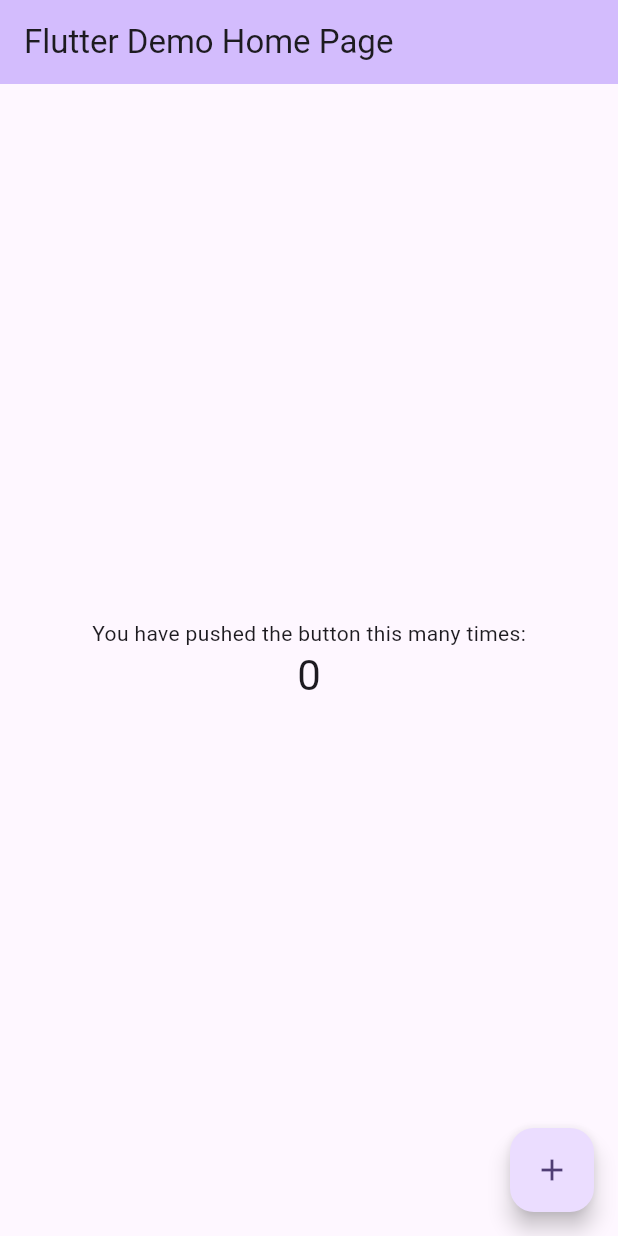
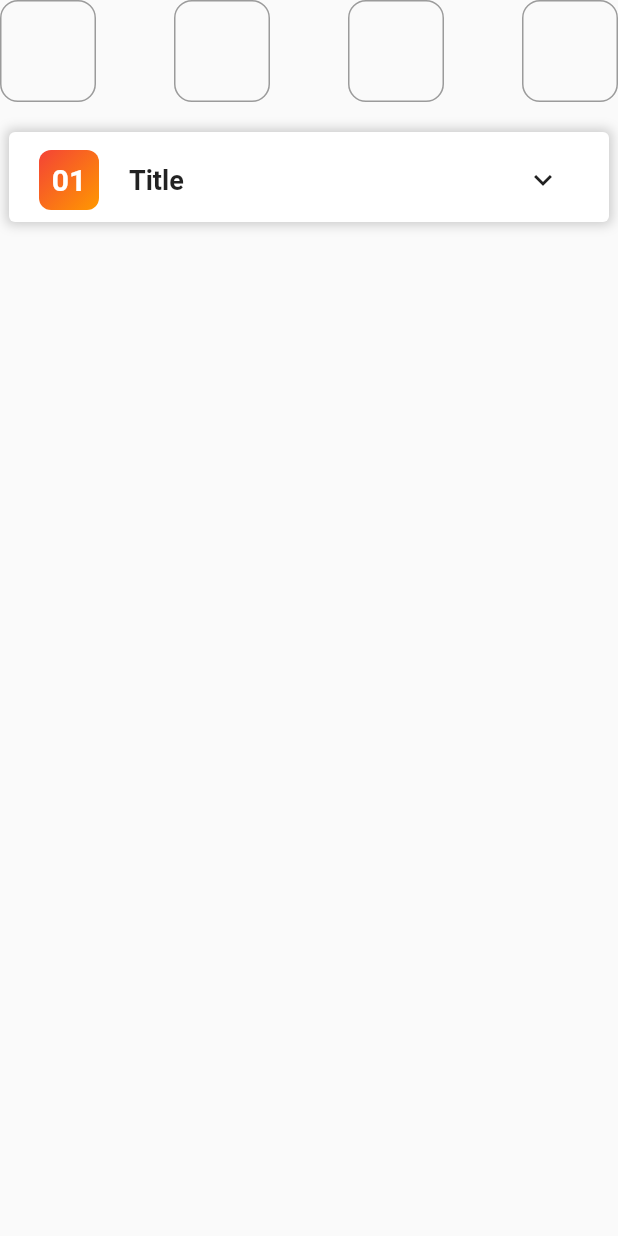
Before and after one commit to DavidRaveloU/widgets-example-flutter, a Flutter app: the screen it shows after launch, on a phone screen of 412 x 824 dp. Run offline on Flutter 3.47's test engine with Material 2 defaults, Android fonts, the phone set to English and light mode, and no system bars.

Commit message:
OTP and accordion

```diff
--- a/lib/main.dart
+++ b/lib/main.dart
@@ -1,125 +1,61 @@
 import 'package:flutter/material.dart';
 
-void main() {
-  runApp(const MyApp());
+import 'widgets/accordion_container.dart';
+import 'widgets/otp_verfication.dart';
+
+void main(List<String> args) {
+  runApp(const App());
 }
 
-class MyApp extends StatelessWidget {
-  const MyApp({super.key});
+class App extends StatelessWidget {
+  const App({super.key});
 
-  // This widget is the root of your application.
   @override
   Widget build(BuildContext context) {
-    return MaterialApp(
-      title: 'Flutter Demo',
-      theme: ThemeData(
-        // This is the theme of your application.
-        //
-        // TRY THIS: Try running your application with "flutter run". You'll see
-        // the application has a blue toolbar. Then, without quitting the app,
-        // try changing the seedColor in the colorScheme below to Colors.green
-        // and then invoke "hot reload" (save your changes or press the "hot
-        // reload" button in a Flutter-supported IDE, or press "r" if you used
-        // the command line to start the app).
-        //
-        // Notice that the counter didn't reset back to zero; the application
-        // state is not lost during the reload. To reset the state, use hot
-        // restart instead.
-        //
-        // This works for code too, not just values: Most code changes can be
-        // tested with just a hot reload.
-        colorScheme: ColorScheme.fromSeed(seedColor: Colors.deepPurple),
-        useMaterial3: true,
-      ),
-      home: const MyHomePage(title: 'Flutter Demo Home Page'),
+    return const MaterialApp(
+      debugShowCheckedModeBanner: false,
+      home: HomePage(),
     );
   }
 }
 
-class MyHomePage extends StatefulWidget {
-  const MyHomePage({super.key, required this.title});
-
-  // This widget is the home page of your application. It is stateful, meaning
-  // that it has a State object (defined below) that contains fields that affect
-  // how it looks.
-
-  // This class is the configuration for the state. It holds the values (in this
-  // case the title) provided by the parent (in this case the App widget) and
-  // used by the build method of the State. Fields in a Widget subclass are
-  // always marked "final".
-
-  final String title;
-
-  @override
-  State<MyHomePage> createState() => _MyHomePageState();
-}
-
-class _MyHomePageState extends State<MyHomePage> {
-  int _counter = 0;
-
-  void _incrementCounter() {
-    setState(() {
-      // This call to setState tells the Flutter framework that something has
-      // changed in this State, which causes it to rerun the build method below
-      // so that the display can reflect the updated values. If we changed
-      // _counter without calling setState(), then the build method would not be
-      // called again, and so nothing would appear to happen.
-      _counter++;
-    });
-  }
+class HomePage extends StatelessWidget {
+  const HomePage({super.key});
 
   @override
   Widget build(BuildContext context) {
-    // This method is rerun every time setState is called, for instance as done
-    // by the _incrementCounter method above.
-    //
-    // The Flutter framework has been optimized to make rerunning build methods
-    // fast, so that you can just rebuild anything that needs updating rather
-    // than having to individually change instances of widgets.
-    return Scaffold(
-      appBar: AppBar(
-        // TRY THIS: Try changing the color here to a specific color (to
-        // Colors.amber, perhaps?) and trigger a hot reload to see the AppBar
-        // change color while the other colors stay the same.
-        backgroundColor: Theme.of(context).colorScheme.inversePrimary,
-        // Here we take the value from the MyHomePage object that was created by
-        // the App.build method, and use it to set our appbar title.
-        title: Text(widget.title),
-      ),
-      body: Center(
-        // Center is a layout widget. It takes a single child and positions it
-        // in the middle of the parent.
-        child: Column(
-          // Column is also a layout widget. It takes a list of children and
-          // arranges them vertically. By default, it sizes itself to fit its
-          // children horizontally, and tries to be as tall as its parent.
-          //
-          // Column has various properties to control how it sizes itself and
-          // how it positions its children. Here we use mainAxisAlignment to
-          // center the children vertically; the main axis here is the vertical
-          // axis because Columns are vertical (the cross axis would be
-          // horizontal).
-          //
-          // TRY THIS: Invoke "debug painting" (choose the "Toggle Debug Paint"
-          // action in the IDE, or press "p" in the console), to see the
-          // wireframe for each widget.
-          mainAxisAlignment: MainAxisAlignment.center,
-          children: <Widget>[
-            const Text(
-              'You have pushed the button this many times:',
-            ),
-            Text(
-              '$_counter',
-              style: Theme.of(context).textTheme.headlineMedium,
-            ),
-          ],
-        ),
-      ),
-      floatingActionButton: FloatingActionButton(
-        onPressed: _incrementCounter,
-        tooltip: 'Increment',
-        child: const Icon(Icons.add),
-      ), // This trailing comma makes auto-formatting nicer for build methods.
+    return const Scaffold(
+      body: SafeArea(
+          child: Column(
+        children: [
+          OTPVerfication(borderRadius: 12, numberContainer: 4),
+          SizedBox(height: 20),
+          AccordionContainer(
+              maxHeight: 300,
+              backgroundColorExpand: Colors.green,
+              backgroundColorshrink: Colors.white,
+              width: 400,
+              number: Text(
+                '01',
+                style: TextStyle(
+                    color: Colors.white,
+                    fontWeight: FontWeight.bold,
+                    fontSize: 20),
+              ),
+              title: Text(
+                'Title',
+                style: TextStyle(fontSize: 18, fontWeight: FontWeight.bold),
+              ),
+              textContent: Text(
+                'Lorem Ipsum es simplemente el texto de relleno de las imprentas y archivos de texto. Lorem Ipsum ha sido el texto de relleno estándar de las industrias desde el año 1500, cuando un impresor (N. del T. persona que se dedica a la imprenta) desconocido usó una galería de textos y los mezcló de tal manera que logró hacer un libro de textos especimen. No sólo sobrevivió 500 años Lorem Ipsum es simplemente el texto de relleno de las imprentas y archivos de texto. Lorem Ipsum ha sido el texto de relleno estándar de las industrias desde el año 1500, cuando un impresor (N. del T. persona que se dedica a la imprenta) desconocido usó una galería de textos y los mezcló de tal manera que logró hacer un libro de textos especimen. No sólo sobrevivió 500 años',
+                style: TextStyle(color: Colors.white),
+              ),
+              gradient: LinearGradient(
+                  colors: [Colors.red, Colors.orange],
+                  begin: FractionalOffset.topLeft,
+                  end: FractionalOffset.bottomRight))
+        ],
+      )),
     );
   }
 }
--- /dev/null
+++ b/lib/widgets/accordion_container.dart
@@ -0,0 +1,128 @@
+import 'package:flutter/material.dart';
+
+class AccordionContainer extends StatefulWidget {
+  final Text number;
+  final Text title;
+  final Text textContent;
+  final double maxHeight;
+  final Color backgroundColorshrink;
+  final Color backgroundColorExpand;
+  final double width;
+  final LinearGradient gradient;
+
+  const AccordionContainer({
+    super.key,
+    required this.number,
+    required this.title,
+    required this.textContent,
+    required this.backgroundColorshrink,
+    required this.backgroundColorExpand,
+    required this.width,
+    required this.gradient,
+    required this.maxHeight,
+  });
+
+  @override
+  State<AccordionContainer> createState() => AaccordionStateContainer();
+}
+
+class AaccordionStateContainer extends State<AccordionContainer> {
+  bool _expand = true;
+  double _sizeContainer = 60;
+
+  void _toggleExpand() {
+    setState(() {
+      _expand = !_expand;
+      _sizeContainer = _expand ? 60 : widget.maxHeight;
+    });
+  }
+
+  Widget _buildNumberWidget() {
+    return Visibility(
+      visible: _expand,
+      child: Container(
+        height: 40,
+        width: 40,
+        decoration: BoxDecoration(
+          borderRadius: BorderRadius.circular(8),
+          gradient: widget.gradient,
+        ),
+        child: Center(child: widget.number),
+      ),
+    );
+  }
+
+  Widget _buildTitleWidget() {
+    return !_expand
+        ? Container(
+            padding: const EdgeInsets.symmetric(horizontal: 10, vertical: 4),
+            decoration: BoxDecoration(
+              borderRadius: BorderRadius.circular(2),
+              color: widget.backgroundColorshrink,
+            ),
+            child: widget.title,
+          )
+        : widget.title;
+  }
+
+  Widget _buildExpandButton() {
+    return IconButton(
+      splashRadius: 1,
+      onPressed: _toggleExpand,
+      icon: _expand
+          ? const Icon(Icons.expand_more)
+          : const Icon(Icons.expand_less),
+    );
+  }
+
+  Widget _buildContent() {
+    return Visibility(
+      visible: !_expand,
+      child: Expanded(
+        child: Align(alignment: Alignment.topLeft, child: widget.textContent),
+      ),
+    );
+  }
+
+  @override
+  Widget build(BuildContext context) {
+    return GestureDetector(
+      onTap: _toggleExpand,
+      child: AnimatedContainer(
+        height: _sizeContainer,
+        width: widget.width,
+        duration: const Duration(milliseconds: 400),
+        curve: Curves.decelerate,
+        padding: const EdgeInsets.symmetric(horizontal: 20, vertical: 8),
+        decoration: BoxDecoration(
+          color: _expand
+              ? widget.backgroundColorshrink
+              : widget.backgroundColorExpand,
+          borderRadius: BorderRadius.circular(4),
+          boxShadow: [
+            BoxShadow(
+              color: Colors.grey.withOpacity(0.5),
+              spreadRadius: 2,
+              blurRadius: 6,
+              offset: const Offset(0, 0),
+            ),
+          ],
+        ),
+        child: Column(
+          children: [
+            Row(
+              children: [
+                _buildNumberWidget(),
+                Visibility(visible: _expand, child: const SizedBox(width: 20)),
+                _buildTitleWidget(),
+                const Spacer(),
+                _buildExpandButton(),
+              ],
+            ),
+            _buildContent(),
+          ],
+        ),
+      ),
+    );
+  }
+}
--- /dev/null
+++ b/lib/widgets/otp_verfication.dart
@@ -0,0 +1,95 @@
+import 'package:flutter/material.dart';
+import 'package:flutter/services.dart';
+
+class OTPVerfication extends StatefulWidget {
+  final int numberContainer;
+  final double borderRadius;
+
+  const OTPVerfication({
+    Key? key,
+    required this.numberContainer,
+    required this.borderRadius,
+  })  : assert(numberContainer == 4 ||
+            numberContainer == 6 ||
+            numberContainer == 8),
+        super(key: key);
+
+  @override
+  State<OTPVerfication> createState() => _OTPVerficationState();
+}
+
+class _OTPVerficationState extends State<OTPVerfication> {
+  late List<FocusNode> focusNodes;
+  late List<TextEditingController> controllers;
+
+  @override
+  void initState() {
+    super.initState();
+    focusNodes = List.generate(widget.numberContainer, (index) => FocusNode());
+    controllers = List.generate(
+        widget.numberContainer, (index) => TextEditingController());
+  }
+
+  @override
+  void dispose() {
+    for (var node in focusNodes) {
+      node.dispose();
+    }
+    for (var controller in controllers) {
+      controller.dispose();
+    }
+    super.dispose();
+  }
+
+  @override
+  Widget build(BuildContext context) {
+    return Form(
+      child: Row(
+        mainAxisAlignment: MainAxisAlignment.spaceBetween,
+        children: [
+          for (int i = 0; i < widget.numberContainer; i++)
+            SizedBox(
+              height: 68,
+              width: 64,
+              child: TextFormField(
+                onSaved: (newValue) {
+                  if (newValue != null) {
+                    controllers[i].text = newValue;
+                  }
+                },
+                onChanged: (value) {
+                  if (value.isNotEmpty) {
+                    i < widget.numberContainer - 1
+                        ? focusNodes[i + 1].requestFocus()
+                        : focusNodes[i].unfocus();
+                  } else {
+                    i > 0
+                        ? focusNodes[i - 1].requestFocus()
+                        : focusNodes[i].unfocus();
+                  }
+                },
+                controller: controllers[i],
+                focusNode: focusNodes[i],
+                decoration: InputDecoration(
+                  border: OutlineInputBorder(
+                    borderRadius:
+                        BorderRadius.all(Radius.circular(widget.borderRadius)),
+                  ),
+                ),
+                keyboardType: TextInputType.number,
+                inputFormatters: [
+                  LengthLimitingTextInputFormatter(1),
+                  FilteringTextInputFormatter.digitsOnly,
+                ],
+                textAlign: TextAlign.center,
+                style: const TextStyle(
+                  fontSize: 24,
+                  fontWeight: FontWeight.bold,
+                ),
+              ),
+            ),
+        ],
+      ),
+    );
+  }
+}
```
